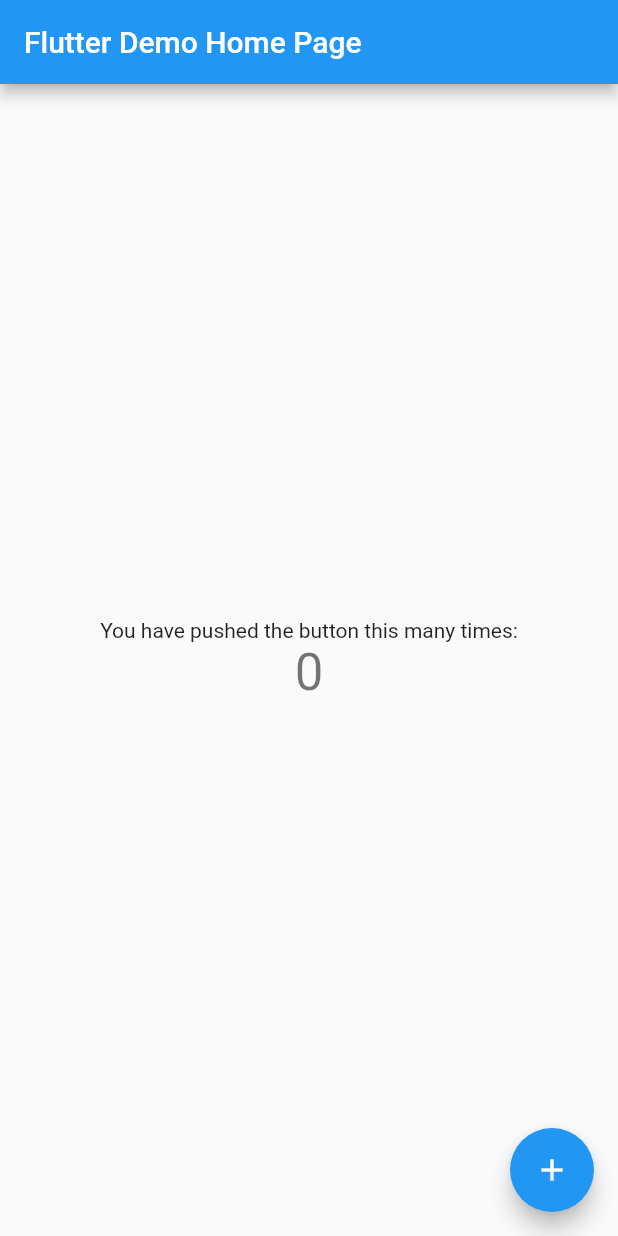
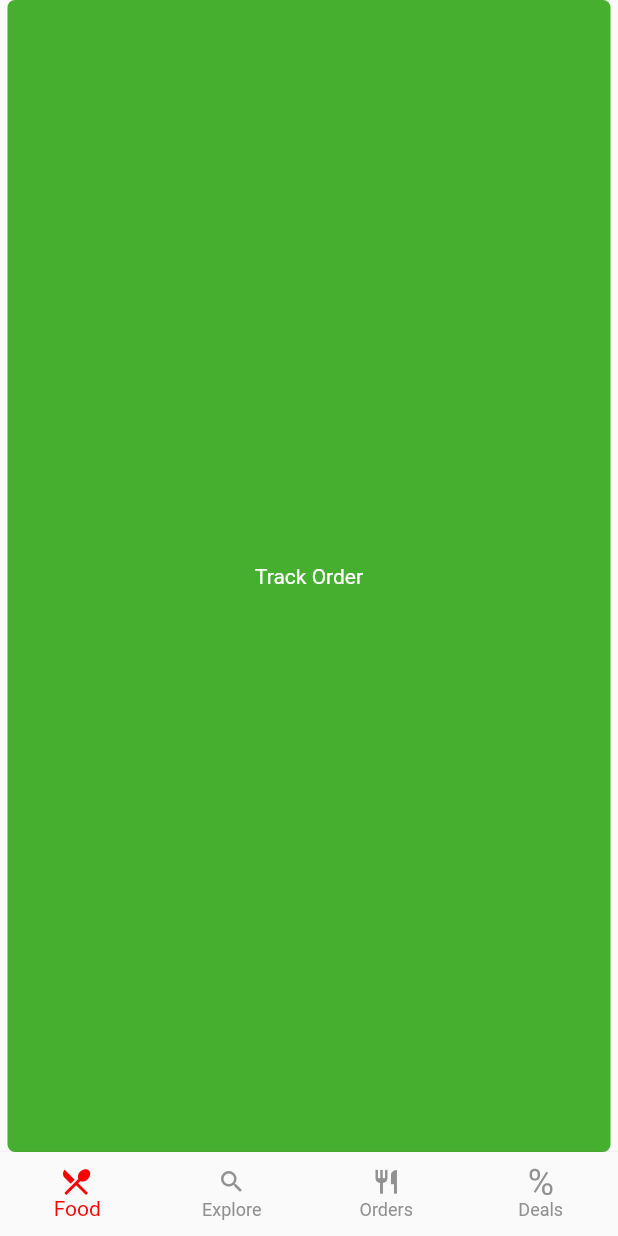
Before and after one commit to Donkelv/cokitchen-screens, a Flutter app: the screen it shows after launch, on a phone screen of 412 x 824 dp. Run offline on Flutter 3.47's test engine with Material 2 defaults, Android fonts, the phone set to English and light mode, and no system bars; our stand-ins replace flutter_svg, google_fonts.

Commit message:
completed the bottom navigation bar

```diff
--- /dev/null
+++ b/lib/home/home.dart
@@ -0,0 +1,155 @@
+import 'package:flutter/material.dart';
+import 'package:flutter_svg/flutter_svg.dart';
+
+
+
+class Home extends StatefulWidget {
+  Home({Key key}) : super(key: key);
+
+  @override
+  _HomeState createState() => _HomeState();
+}
+
+class _HomeState extends State<Home> {
+  int _selectedIndex = 0;
+  static List<Widget> _screens = <Widget>[
+    HomeScreen(),
+    Container(
+      height: 300.0,
+      width: 300.0,
+      color: Colors.green,
+    ),
+    Container(
+      height: 300.0,
+      width: 300.0,
+      color: Colors.blue,
+    ),
+    Container(
+      height: 300.0,
+      width: 300.0,
+      color: Colors.red,
+    ),
+
+  ];
+  final String foodAsset = 'assets/food.svg';
+  final String percentAsset = 'assets/%.svg';
+
+
+  void _ontapItem(int index){
+    setState(() {
+      _selectedIndex = index;
+    });
+  }
+  @override
+  Widget build(BuildContext context) {
+    return Scaffold(
+      body: _screens.elementAt(_selectedIndex),
+      bottomNavigationBar: BottomNavigationBar(
+        items: [
+          BottomNavigationBarItem(
+            icon: SvgPicture.asset(
+              foodAsset,
+              color: Color(0xff919191),
+              height: 19.0,
+              width: 19.0,
+            ),
+            activeIcon: SvgPicture.asset(
+              foodAsset,
+              color: Color(0xffFF0000),
+              height: 19.0,
+              width: 19.0,
+
+            ),
+            label: 'Food',
+            backgroundColor: Colors.white,
+
+          ),
+          BottomNavigationBarItem(
+            icon: Icon(Icons.search),
+            label: 'Explore',
+            backgroundColor: Colors.white,
+
+          ),
+          BottomNavigationBarItem(
+            icon: Icon(Icons.restaurant),
+            label: 'Orders',
+            backgroundColor: Colors.white,
+
+          ),
+          BottomNavigationBarItem(
+            icon: SvgPicture.asset(
+              percentAsset,
+              color: Color(0xff919191),
+              height: 19.0,
+              width: 19.0,
+            ),
+            activeIcon: SvgPicture.asset(
+              percentAsset,
+              color: Color(0xffFF0000),
+              height: 19.0,
+              width: 19.0,
+
+            ),
+            label: 'Deals',
+            backgroundColor: Colors.white,
+
+          ),
+        ],
+        type: BottomNavigationBarType.fixed,
+        currentIndex: _selectedIndex,
+        selectedItemColor: Color(0xffFF0000),
+        unselectedItemColor: Color(0xff919191),
+        iconSize: 19.0,
+        onTap: _ontapItem,
+        elevation: 2.0,
+      ),
+    );
+  }
+}
+
+class HomeScreen extends StatelessWidget {
+  const HomeScreen({
+    Key key,
+  }) : super(key: key);
+
+  @override
+  Widget build(BuildContext context) {
+    Size size = MediaQuery.of(context).size;
+    return Scaffold(
+      backgroundColor: Colors.transparent,
+      body: Stack(
+        children: [
+          Align(
+            alignment: Alignment.bottomCenter,
+            child: Padding(
+              padding: const EdgeInsets.symmetric(horizontal: 5.0),
+              child: Container(
+                color: Colors.transparent,
+                width: size.width,
+
+                child: Material(
+                  color: Color(0xff47AF30),
+                  borderRadius: BorderRadius.all(Radius.circular(5.0),),
+                  child: Center(
+                    child: Padding(
+                      padding: EdgeInsets.symmetric(vertical: 12.0),
+                      child: Text("Track Order", style: TextStyle(color: Colors.white),),
+                    ),
+                  ),
+
+                ),
+              ),
+            )
+          ),
+          Column(
+            mainAxisAlignment: MainAxisAlignment.start,
+            crossAxisAlignment: CrossAxisAlignment.baseline,
+            children: [
+
+            ],
+          ),
+        ],
+      ),
+    );
+  }
+}
--- a/lib/main.dart
+++ b/lib/main.dart
@@ -1,113 +1,34 @@
+import 'package:cokitchen/home/home.dart';
 import 'package:flutter/material.dart';
+import 'package:google_fonts/google_fonts.dart';
+import 'package:flutter/foundation.dart' show TargetPlatform;
 
-void main() {
+void main() async{
+  WidgetsFlutterBinding.ensureInitialized();
   runApp(MyApp());
 }
 
+
+
+
+
 class MyApp extends StatelessWidget {
-  // This widget is the root of your application.
   @override
   Widget build(BuildContext context) {
+    var platform = Theme.of(context).platform;
     return MaterialApp(
-      title: 'Flutter Demo',
-      theme: ThemeData(
-        // This is the theme of your application.
-        //
-        // Try running your application with "flutter run". You'll see the
-        // application has a blue toolbar. Then, without quitting the app, try
-        // changing the primarySwatch below to Colors.green and then invoke
-        // "hot reload" (press "r" in the console where you ran "flutter run",
-        // or simply save your changes to "hot reload" in a Flutter IDE).
-        // Notice that the counter didn't reset back to zero; the application
-        // is not restarted.
-        primarySwatch: Colors.blue,
-      ),
-      home: MyHomePage(title: 'Flutter Demo Home Page'),
+      debugShowCheckedModeBanner: false,
+      title: 'Co Kitchen',
+      /* theme: ThemeData(
+        textTheme: platform == TargetPlatform.iOS ? GoogleFonts.hell(
+
+        )
+      ) */
+
+      home: Home(),
+
+
+
     );
   }
 }
-
-class MyHomePage extends StatefulWidget {
-  MyHomePage({Key key, this.title}) : super(key: key);
-
-  // This widget is the home page of your application. It is stateful, meaning
-  // that it has a State object (defined below) that contains fields that affect
-  // how it looks.
-
-  // This class is the configuration for the state. It holds the values (in this
-  // case the title) provided by the parent (in this case the App widget) and
-  // used by the build method of the State. Fields in a Widget subclass are
-  // always marked "final".
-
-  final String title;
-
-  @override
-  _MyHomePageState createState() => _MyHomePageState();
-}
-
-class _MyHomePageState extends State<MyHomePage> {
-  int _counter = 0;
-
-  void _incrementCounter() {
-    setState(() {
-      // This call to setState tells the Flutter framework that something has
-      // changed in this State, which causes it to rerun the build method below
-      // so that the display can reflect the updated values. If we changed
-      // _counter without calling setState(), then the build method would not be
-      // called again, and so nothing would appear to happen.
-      _counter++;
-    });
-  }
-
-  @override
-  Widget build(BuildContext context) {
-    // This method is rerun every time setState is called, for instance as done
-    // by the _incrementCounter method above.
-    //
-    // The Flutter framework has been optimized to make rerunning build methods
-    // fast, so that you can just rebuild anything that needs updating rather
-    // than having to individually change instances of widgets.
-    return Scaffold(
-      appBar: AppBar(
-        // Here we take the value from the MyHomePage object that was created by
-        // the App.build method, and use it to set our appbar title.
-        title: Text(widget.title),
-      ),
-      body: Center(
-        // Center is a layout widget. It takes a single child and positions it
-        // in the middle of the parent.
-        child: Column(
-          // Column is also a layout widget. It takes a list of children and
-          // arranges them vertically. By default, it sizes itself to fit its
-          // children horizontally, and tries to be as tall as its parent.
-          //
-          // Invoke "debug painting" (press "p" in the console, choose the
-          // "Toggle Debug Paint" action from the Flutter Inspector in Android
-          // Studio, or the "Toggle Debug Paint" command in Visual Studio Code)
-          // to see the wireframe for each widget.
-          //
-          // Column has various properties to control how it sizes itself and
-          // how it positions its children. Here we use mainAxisAlignment to
-          // center the children vertically; the main axis here is the vertical
-          // axis because Columns are vertical (the cross axis would be
-          // horizontal).
-          mainAxisAlignment: MainAxisAlignment.center,
-          children: <Widget>[
-            Text(
-              'You have pushed the button this many times:',
-            ),
-            Text(
-              '$_counter',
-              style: Theme.of(context).textTheme.headline4,
-            ),
-          ],
-        ),
-      ),
-      floatingActionButton: FloatingActionButton(
-        onPressed: _incrementCounter,
-        tooltip: 'Increment',
-        child: Icon(Icons.add),
-      ), // This trailing comma makes auto-formatting nicer for build methods.
-    );
-  }
-}
--- a/pubspec.yaml
+++ b/pubspec.yaml
@@ -28,6 +28,8 @@
   # The following adds the Cupertino Icons font to your application.
   # Use with the CupertinoIcons class for iOS style icons.
   cupertino_icons: ^1.0.2
+  google_fonts: ^1.1.2
+  flutter_svg: ^0.19.2+1
 
 dev_dependencies:
   flutter_test:
@@ -47,8 +49,8 @@
   uses-material-design: true
 
   # To add assets to your application, add an assets section, like this:
-  # assets:
-  #   - images/a_dot_burr.jpeg
+  assets:
+    - assets/
   #   - images/a_dot_ham.jpeg
 
   # An image asset can refer to one or more resolution-specific "variants", see
```
Also changed, not shown: assets/%.svg (added), assets/food.svg (added), pubspec.lock.
